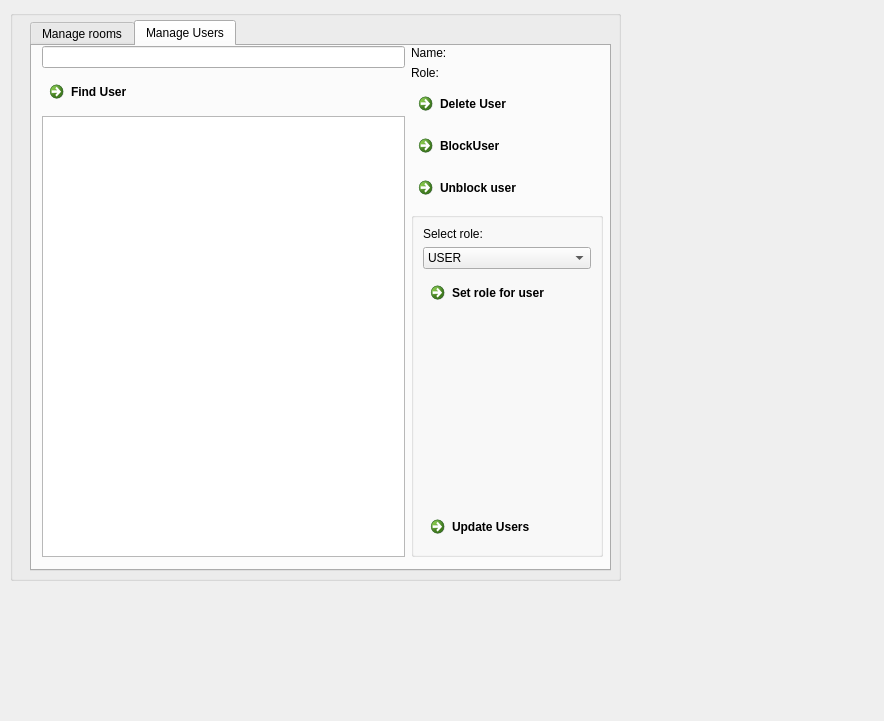
Above: formadmin.ui from AlexNov87/chatqt before the change. Below: the same form after it.
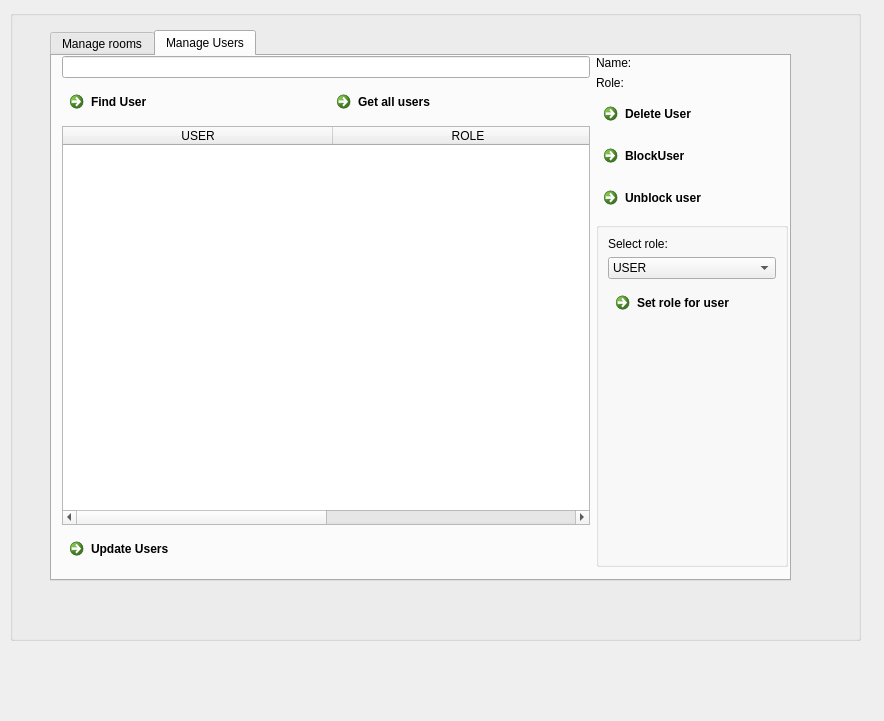
That is the form after the change. The open tabs and pages were chosen to show the change. Icons and pictures are not drawn.

Diff of the .ui file:
```diff
--- a/formadmin.ui
+++ b/formadmin.ui
@@ -18,8 +18,8 @@
     <rect>
      <x>10</x>
      <y>10</y>
-     <width>611</width>
-     <height>571</height>
+     <width>851</width>
+     <height>631</height>
     </rect>
    </property>
    <property name="title">
@@ -31,9 +31,9 @@
     </property>
     <property name="geometry">
      <rect>
-      <x>20</x>
-      <y>10</y>
-      <width>581</width>
+      <x>40</x>
+      <y>20</y>
+      <width>741</width>
       <height>551</height>
      </rect>
     </property>
@@ -148,7 +148,7 @@
        <rect>
         <x>10</x>
         <y>0</y>
-        <width>561</width>
+        <width>726</width>
         <height>511</height>
        </rect>
       </property>
@@ -179,10 +179,47 @@
              </property>
             </widget>
            </item>
+           <item>
+            <widget class="QCommandLinkButton" name="pb_get_all_users">
+             <property name="text">
+              <string>Get all users</string>
+             </property>
+             <property name="icon">
+              <iconset theme="address-book-new"/>
+             </property>
+            </widget>
+           </item>
           </layout>
          </item>
          <item>
-          <widget class="QListView" name="lv_users_usertable"/>
+          <widget class="QTableWidget" name="table_users">
+           <property name="columnCount">
+            <number>2</number>
+           </property>
+           <attribute name="horizontalHeaderDefaultSectionSize">
+            <number>270</number>
+           </attribute>
+           <column>
+            <property name="text">
+             <string>USER</string>
+            </property>
+           </column>
+           <column>
+            <property name="text">
+             <string>ROLE</string>
+            </property>
+           </column>
+          </widget>
+         </item>
+         <item>
+          <widget class="QCommandLinkButton" name="pb_users_updateusers">
+           <property name="text">
+            <string>Update Users</string>
+           </property>
+           <property name="icon">
+            <iconset theme="emblem-synchronized"/>
+           </property>
+          </widget>
          </item>
         </layout>
        </item>
@@ -304,16 +341,6 @@
                 </property>
                </spacer>
               </item>
-              <item>
-               <widget class="QCommandLinkButton" name="pb_users_updateusers">
-                <property name="text">
-                 <string>Update Users</string>
-                </property>
-                <property name="icon">
-                 <iconset theme="emblem-synchronized"/>
-                </property>
-               </widget>
-              </item>
              </layout>
             </widget>
            </item>
```
Left out of the diff: 38 changed lines with no effect on the pictures.
